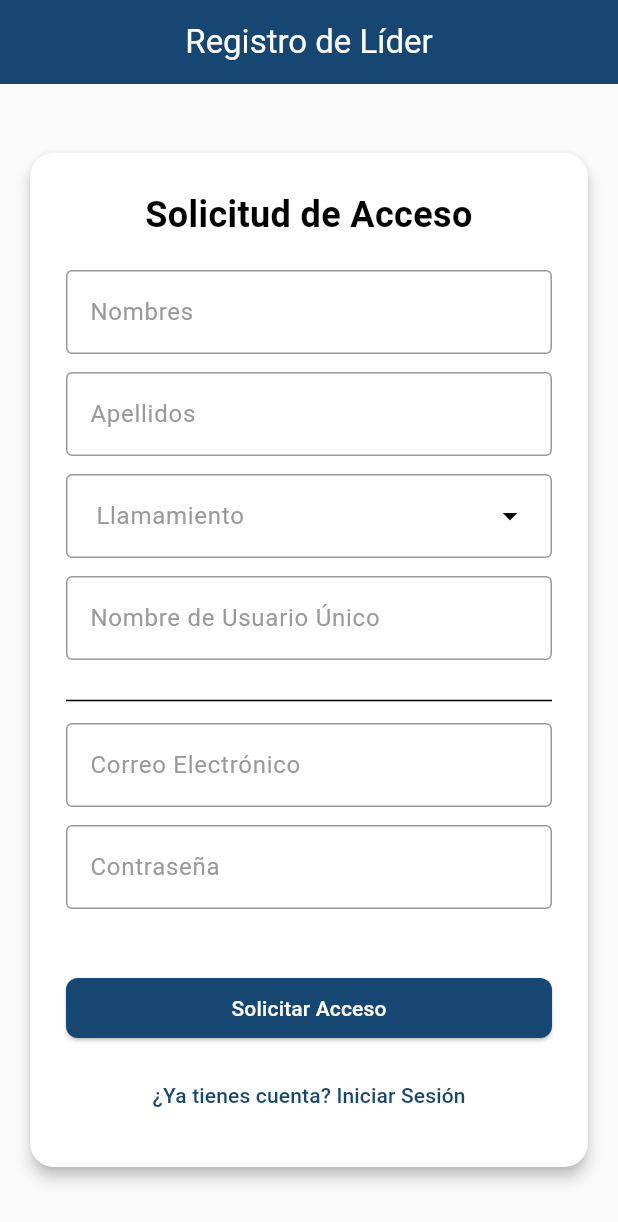
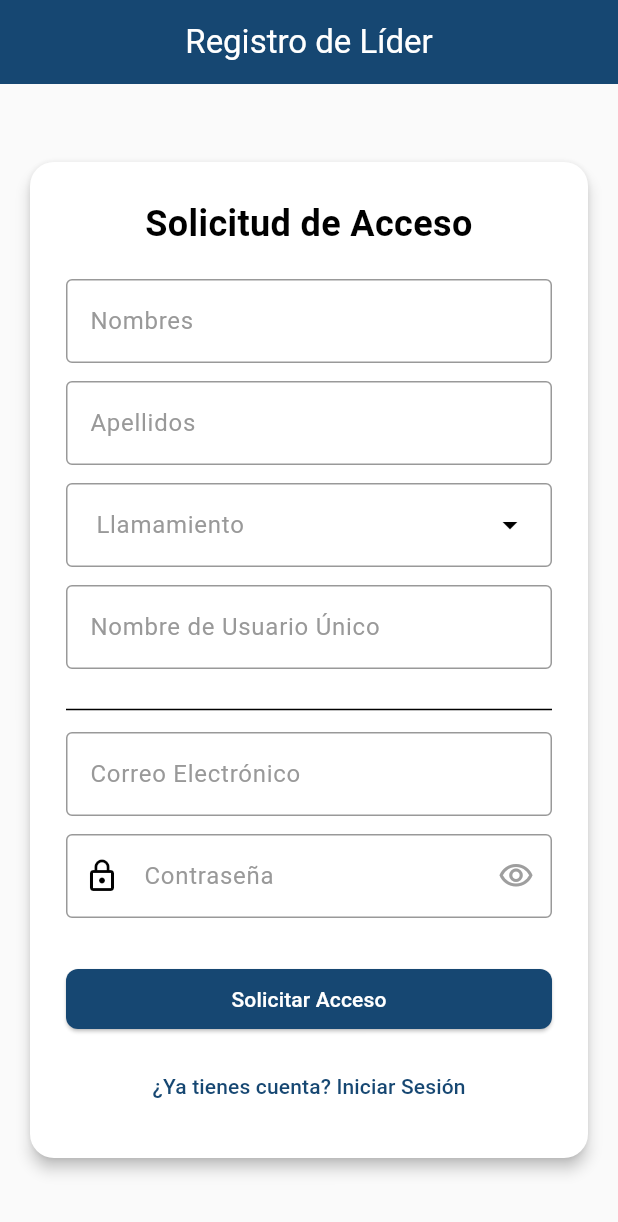
Before and after one commit to athemdevworks/gestor_lds, a Flutter app: the screen it shows after launch, after a tap on "¿No tienes cuenta? Solicita acceso aquí.", on a phone screen of 412 x 824 dp. Shown: the top 1222 px of the screen. Run offline on Flutter 3.47's test engine with Material 3 defaults, Android fonts, the phone set to English and light mode, and no system bars; our stand-ins replace cloud_firestore, firebase_auth, firebase_core, package_info_plus, pdf, printing and 1 more; accounts and stored records are empty.

Commit message:
feat: Release v1.4.1 - UX Improvements (Password Eye, Safe Logout) & Calendar Fixes.

```diff
--- a/lib/features/auth/screens/login_screen.dart
+++ b/lib/features/auth/screens/login_screen.dart
@@ -18,6 +18,7 @@ class _LoginScreenState extends State<LoginScreen> {
   final TextEditingController _passwordController = TextEditingController();
   final AuthService _authService = AuthService();
   bool _isLoading = false;
+  bool _obscurePassword = true; // Comienza oculto
 
   Future<void> _login() async {
     if (_formKey.currentState!.validate()) {
@@ -183,14 +184,39 @@ class _LoginScreenState extends State<LoginScreen> {
                           const SizedBox(height: 20),
 
                           // 2. CAMPO PASSWORD: Configurado para "Enviar/Hecho"
-                          _buildTextField(
-                            _passwordController,
-                            'Contraseña',
-                            true,
-                            // Esto hace que el teclado muestre un "Check" o "Ir"
-                            action: TextInputAction.done,
-                            // Esta es la clave: Al presionar Enter, se llama a _login()
-                            onSubmitted: (_) => _login(),
+                          TextFormField(
+                            controller: _passwordController,
+                            obscureText: _obscurePassword, // <--- Aquí controlamos si se ve o no
+                            textInputAction: TextInputAction.done, // Botón "Hecho" o "Check" en teclado
+                            onFieldSubmitted: (_) => _login(),     // Al dar Enter, intenta entrar
+                            decoration: InputDecoration(
+                              labelText: 'Contraseña',
+                              prefixIcon: const Icon(Icons.lock_outline),
+                              border: const OutlineInputBorder(),
+
+                              // --- AQUÍ ESTÁ EL ICONO DEL OJITO ---
+                              suffixIcon: IconButton(
+                                icon: Icon(
+                                  _obscurePassword
+                                      ? Icons.visibility_outlined      // Ojo abierto
+                                      : Icons.visibility_off_outlined, // Ojo tachado
+                                  color: Colors.grey,
+                                ),
+                                onPressed: () {
+                                  // Al tocar, invertimos el valor y redibujamos
+                                  setState(() {
+                                    _obscurePassword = !_obscurePassword;
+                                  });
+                                },
+                              ),
+                              // ------------------------------------
+                            ),
+                            validator: (value) {
+                              if (value == null || value.isEmpty) {
+                                return 'Por favor ingresa tu contraseña';
+                              }
+                              return null;
+                            },
                           ),
 
                           // NUEVO: Botón de Olvidé Contraseña (Alineado a la derecha)
@@ -236,7 +262,7 @@ class _LoginScreenState extends State<LoginScreen> {
                                 ),
 
                                 const Text(
-                                  'Versión 1.3.0',
+                                  'Versión 1.4.0',
                                   style: TextStyle(fontSize: 10, color: Colors.grey),
                                 ),
 
--- a/lib/features/auth/screens/registration_screen.dart
+++ b/lib/features/auth/screens/registration_screen.dart
@@ -23,6 +23,7 @@ class _RegistrationScreenState extends State<RegistrationScreen> {
 
   final AuthService _authService = AuthService();
   bool _isLoading = false;
+  bool _obscurePassword = true;
 
   Future<void> _register() async {
     if (_formKey.currentState!.validate()) {
@@ -127,8 +128,29 @@ class _RegistrationScreenState extends State<RegistrationScreen> {
 
                 // Campos de autenticación
                 _buildTextField(_emailController, 'Correo Electrónico', false, hintText: 'Ej: jperez@gmail.com'),
-                _buildTextField(_passwordController, 'Contraseña', true, hintText: 'Distinta del correo personal'),
+                TextFormField(
+                  controller: _passwordController,
+                  obscureText: _obscurePassword, // <--- Control dinámico
+                  decoration: InputDecoration(
+                    labelText: 'Contraseña',
+                    border: const OutlineInputBorder(),
+                    prefixIcon: const Icon(Icons.lock_outline),
 
+                    // --- ICONO DE VISIBILIDAD ---
+                    suffixIcon: IconButton(
+                      icon: Icon(
+                        _obscurePassword ? Icons.visibility_outlined : Icons.visibility_off_outlined,
+                        color: Colors.grey,
+                      ),
+                      onPressed: () {
+                        setState(() {
+                          _obscurePassword = !_obscurePassword;
+                        });
+                      },
+                    ),
+                    // ----------------------------
+                  ),
+                ),
                 const SizedBox(height: 30),
                 _isLoading
                     ? const Center(child: CircularProgressIndicator())
--- a/pubspec.yaml
+++ b/pubspec.yaml
@@ -16,7 +16,7 @@ publish_to: 'none' # Remove this line if you wish to publish to pub.dev
 # https://developer.apple.com/library/archive/documentation/General/Reference/InfoPlistKeyReference/Articles/CoreFoundationKeys.html
 # In Windows, build-name is used as the major, minor, and patch parts
 # of the product and file versions while build-number is used as the build suffix.
-version: 1.4.0+1
+version: 1.4.1+1
 
 environment:
   sdk: ^3.10.1
```
Also changed, not shown: lib/features/dashboard/home_screen.dart (+28 -2 lines), 1 other file.
